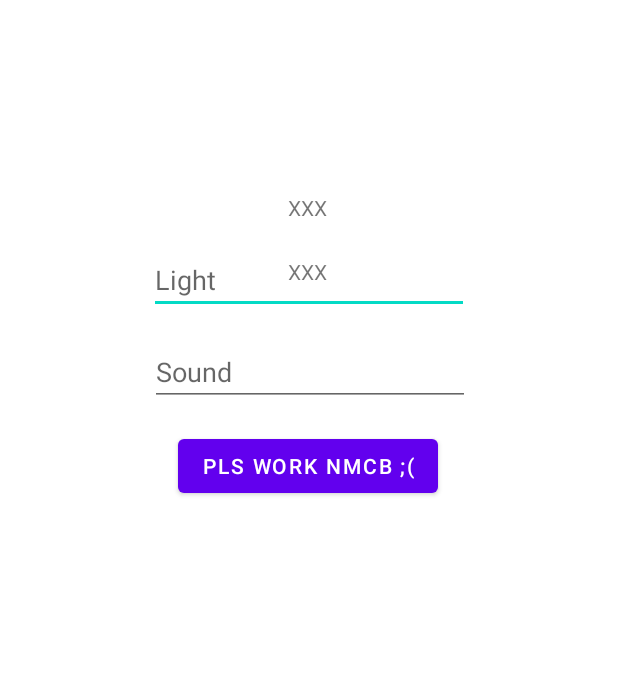
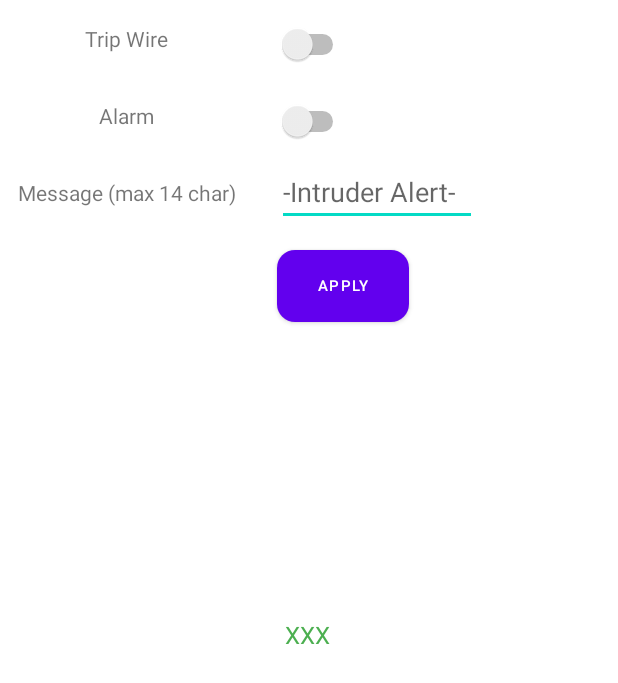
Before and after one commit to jaschan66/IoTAssignment, an Android app: the layout activity_main.xml on its own in the app's theme, with its tools: preview values and no code run, on a phone screen of 412 x 824 dp. Shown: the top 683 px of the screen. Run offline under Robolectric (Android 15) with nearby library versions, the phone set to English and light mode, and no system bars.

Commit message:
done the trip wire laser module (mobile part) and add a xml file for round edges button purpose

```diff
--- a/app/src/main/java/my/com/iotassignment/DataModel.kt
+++ /dev/null
@@ -1,6 +0,0 @@
-package my.com.iotassignment
-
-data class DataModel(
-    var light : Int,
-    var sound : Int
-)
--- /dev/null
+++ b/app/src/main/res/drawable/roundedge.xml
@@ -0,0 +1,7 @@
+<?xml version="1.0" encoding="utf-8"?>
+<shape xmlns:android="http://schemas.android.com/apk/res/android">
+
+
+    <corners android:radius="12dp"/>
+    <solid android:color="@color/light_blue"/>
+</shape>
--- a/app/src/main/res/layout/activity_main.xml
+++ b/app/src/main/res/layout/activity_main.xml
@@ -4,66 +4,118 @@
     xmlns:tools="http://schemas.android.com/tools"
     android:layout_width="match_parent"
     android:layout_height="match_parent"
+    android:background="#FFFFFF"
     tools:context=".MainActivity">
 
     <TextView
-        android:id="@+id/txtTest2"
+        android:id="@+id/textView"
         android:layout_width="wrap_content"
         android:layout_height="wrap_content"
-        app:layout_constraintBottom_toBottomOf="parent"
-        app:layout_constraintHorizontal_bias="0.498"
-        app:layout_constraintLeft_toLeftOf="parent"
-        app:layout_constraintRight_toRightOf="parent"
-        app:layout_constraintTop_toTopOf="parent"
-        app:layout_constraintVertical_bias="0.213"
-        tools:text="XXX" />
+        android:layout_marginStart="16dp"
+        android:layout_marginTop="16dp"
+        android:layout_marginEnd="16dp"
+        android:text="Trip Wire"
+        app:layout_constraintEnd_toStartOf="@+id/guideline3"
+        app:layout_constraintStart_toStartOf="parent"
+        app:layout_constraintTop_toTopOf="parent" />
 
     <TextView
-        android:id="@+id/txtTest"
+        android:id="@+id/textView2"
         android:layout_width="wrap_content"
         android:layout_height="wrap_content"
+        android:layout_marginStart="16dp"
+        android:layout_marginTop="32dp"
+        android:layout_marginEnd="16dp"
+        android:text="Alarm"
+        app:layout_constraintEnd_toStartOf="@+id/guideline3"
+        app:layout_constraintStart_toStartOf="parent"
+        app:layout_constraintTop_toBottomOf="@+id/textView" />
+
+    <TextView
+        android:id="@+id/textView4"
+        android:layout_width="wrap_content"
+        android:layout_height="wrap_content"
+        android:layout_marginStart="16dp"
+        android:layout_marginTop="32dp"
+        android:layout_marginEnd="16dp"
+        android:text="Message (max 14 char)"
+        app:layout_constraintEnd_toStartOf="@+id/guideline3"
+        app:layout_constraintHorizontal_bias="0.488"
+        app:layout_constraintStart_toStartOf="parent"
+        app:layout_constraintTop_toBottomOf="@+id/textView2" />
+
+    <Switch
+        android:id="@+id/tripSW"
+        android:layout_width="wrap_content"
+        android:layout_height="wrap_content"
+        android:layout_marginStart="16dp"
+        android:layout_marginTop="16dp"
+        android:checked="false"
+        android:textOff="OFF"
+        android:textOn="ON"
+        app:layout_constraintStart_toStartOf="@+id/guideline3"
+        app:layout_constraintTop_toTopOf="parent"
+        tools:checked="false" />
+
+    <Switch
+        android:id="@+id/buzzSW"
+        android:layout_width="wrap_content"
+        android:layout_height="wrap_content"
+        android:layout_marginStart="16dp"
+        android:layout_marginTop="24dp"
+        android:checked="false"
+        android:textOff="OFF"
+        android:textOn="ON"
+        app:layout_constraintStart_toStartOf="@+id/guideline3"
+        app:layout_constraintTop_toBottomOf="@+id/tripSW"
+        tools:checked="false" />
+
+    <androidx.constraintlayout.widget.Guideline
+        android:id="@+id/guideline3"
+        android:layout_width="wrap_content"
+        android:layout_height="wrap_content"
+        android:orientation="vertical"
+        app:layout_constraintGuide_begin="169dp" />
+
+    <TextView
+        android:id="@+id/lblTrip"
+        android:layout_width="wrap_content"
+        android:layout_height="wrap_content"
+        android:textColor="#4CAF50"
+        android:textSize="16sp"
         app:layout_constraintBottom_toBottomOf="parent"
+        app:layout_constraintEnd_toEndOf="parent"
         app:layout_constraintHorizontal_bias="0.498"
-        app:layout_constraintLeft_toLeftOf="parent"
-        app:layout_constraintRight_toRightOf="parent"
+        app:layout_constraintStart_toStartOf="parent"
         app:layout_constraintTop_toTopOf="parent"
-        app:layout_constraintVertical_bias="0.16"
+        app:layout_constraintVertical_bias="0.514"
         tools:text="XXX" />
 
     <EditText
-        android:id="@+id/edtLight"
+        android:id="@+id/edtMessage"
+        android:layout_width="133dp"
+        android:layout_height="40dp"
+        android:layout_marginStart="16dp"
+        android:layout_marginTop="16dp"
+        android:ems="10"
+        android:hint="-Intruder Alert-"
+        android:inputType="textPersonName"
+        android:maxLength="14"
+        app:layout_constraintStart_toStartOf="@+id/guideline3"
+        app:layout_constraintTop_toBottomOf="@+id/buzzSW" />
+
+    <Button
+        android:id="@+id/btnApply"
         android:layout_width="wrap_content"
         android:layout_height="wrap_content"
+        android:layout_marginStart="16dp"
         android:layout_marginTop="16dp"
-        android:ems="10"
-        android:hint="Light"
-        android:inputType="textPersonName"
-        app:layout_constraintEnd_toEndOf="parent"
-        app:layout_constraintStart_toStartOf="parent"
-        app:layout_constraintTop_toBottomOf="@+id/txtTest" />
+        android:background="@drawable/roundedge"
+        android:text="Apply"
+        android:textColor="@color/white"
 
-    <EditText
-        android:id="@+id/edtSound"
-        android:layout_width="wrap_content"
-        android:layout_height="wrap_content"
-        android:layout_marginTop="16dp"
-        android:ems="10"
-        android:hint="Sound"
-        android:inputType="textPersonName"
-        app:layout_constraintEnd_toEndOf="parent"
-        app:layout_constraintHorizontal_bias="0.502"
-        app:layout_constraintStart_toStartOf="parent"
-        app:layout_constraintTop_toBottomOf="@+id/edtLight" />
-
-    <Button
-        android:id="@+id/btnSend"
-        android:layout_width="wrap_content"
-        android:layout_height="wrap_content"
-        android:layout_marginTop="16dp"
-        android:text="Pls work nmcb ;("
-        app:layout_constraintEnd_toEndOf="parent"
-        app:layout_constraintHorizontal_bias="0.497"
-        app:layout_constraintStart_toStartOf="parent"
-        app:layout_constraintTop_toBottomOf="@+id/edtSound" />
+        android:textSize="10sp"
+        app:layout_constraintStart_toStartOf="@+id/guideline3"
+        app:layout_constraintTop_toBottomOf="@+id/edtMessage" />
 
 </androidx.constraintlayout.widget.ConstraintLayout>
--- a/app/src/main/res/values/colors.xml
+++ b/app/src/main/res/values/colors.xml
@@ -8,4 +8,5 @@
     <color name="black">#FF000000</color>
     <color name="white">#FFFFFFFF</color>
     <color name="light_blue">#4884F4</color>
+    <color name="red">#fc1c03</color>
 </resources>
```
Also changed, not shown: app/src/main/java/my/com/iotassignment/MainActivity.kt (+113 -46 lines).
